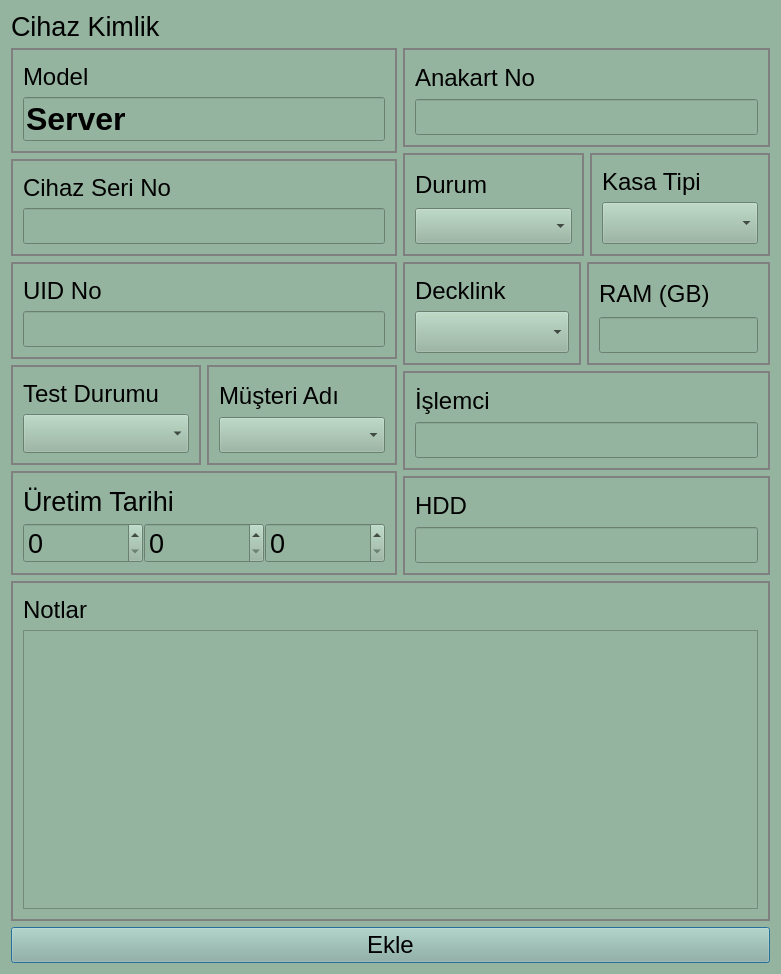
The window that src/serverdialog.ui (yunusemrecinar/QT5-cihaz-kimlik-teknik-servis) describes before a commit, drawn with Qt 5.
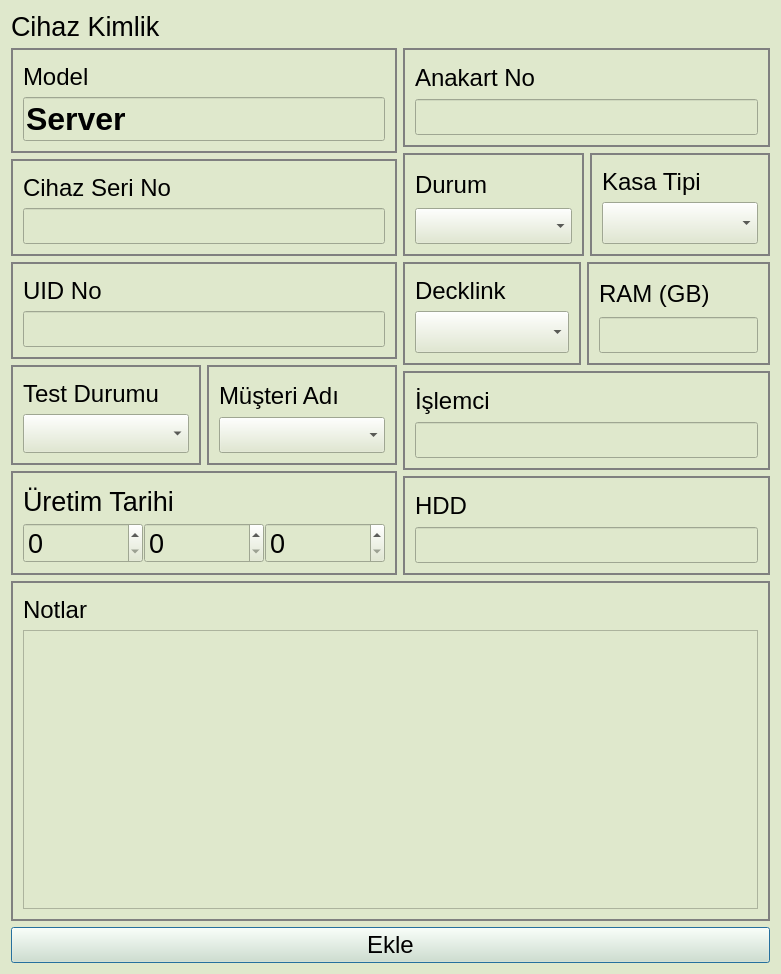
The same window after the commit.

```diff
--- a/src/serverdialog.ui
+++ b/src/serverdialog.ui
@@ -15,7 +15,7 @@
   </property>
   <property name="styleSheet">
    <string notr="true">QWidget {
-  background-color: #94B49F ;
+  background-color: #DFE8CC ;
 }</string>
   </property>
   <layout class="QVBoxLayout" name="verticalLayout_12">
```
